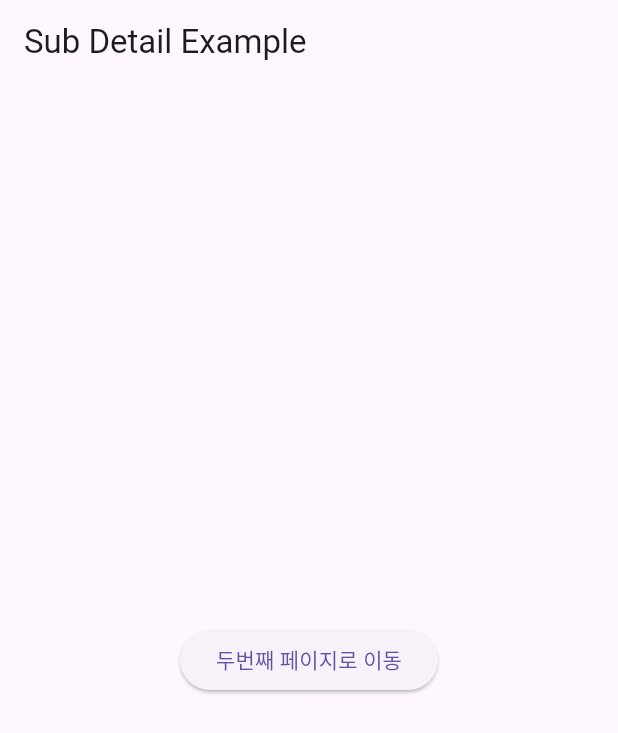
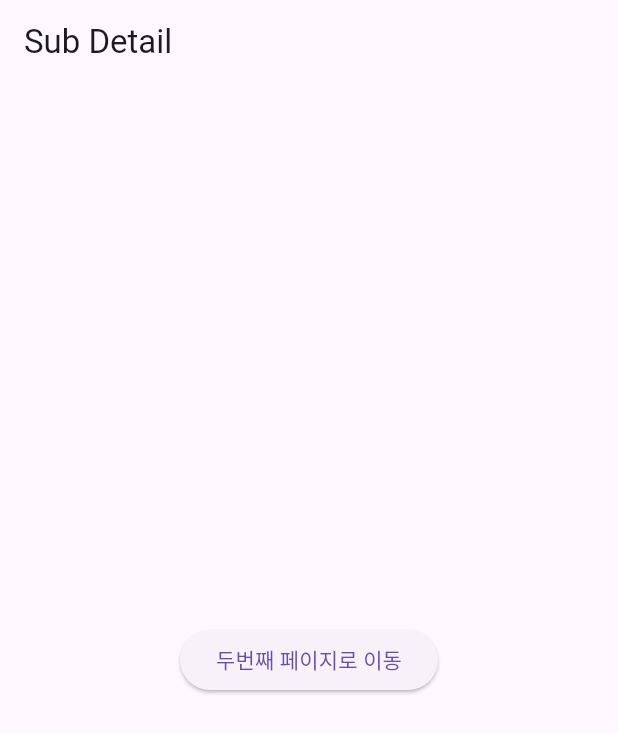
Before and after one commit to Gojeongtae/flutter_todo_list, a Flutter app: the screen it shows after launch, on a phone screen of 412 x 824 dp. Shown: the top 733 px of the screen. Run offline on Flutter 3.47's test engine with Material 3 defaults, Android fonts, the phone set to English and light mode, and no system bars.

Commit message:
change title

```diff
--- a/lib/subDetail.dart
+++ b/lib/subDetail.dart
@@ -11,7 +11,7 @@ class _SubDetail extends State<SubDetail>{
 
     return Scaffold(
       appBar: AppBar(
-        title: Text('Sub Detail Example'),
+        title: Text('Sub Detail'),
       ),
       body: Container(
         child: Center(
```
